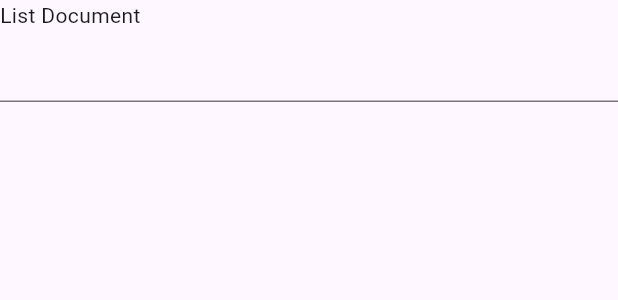
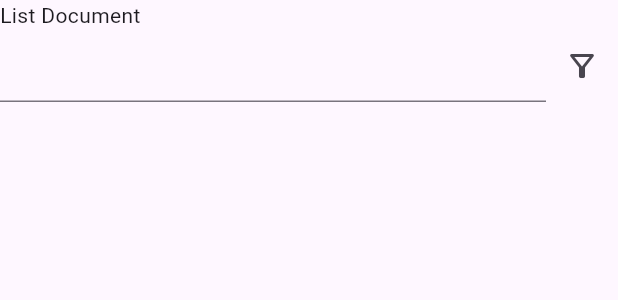
Before and after one commit to JAICHANGPARK/flutter_notebook_chapter_43, a Flutter app: the EmployeeDocumentsWidget widget shown alone on an empty page, opened directly, on a phone screen of 412 x 824 dp. Shown: the top 300 px of the screen. Run offline on Flutter 3.47's test engine with Material 3 defaults, Android fonts, the phone set to English and light mode, and no system bars; our stand-ins replace gap, hugeicons, percent_indicator.

Commit message:
Update employee_documents_widget.dart

```diff
--- a/lib/ep2178_employee_app/ui/employee_documents_widget.dart
+++ b/lib/ep2178_employee_app/ui/employee_documents_widget.dart
@@ -19,6 +19,15 @@ class _EmployeeDocumentsWidgetState extends State<EmployeeDocumentsWidget> {
             Expanded(
               child: TextField(),
             ),
+            Container(
+              decoration: BoxDecoration(
+                borderRadius: BorderRadius.circular(4),
+              ),
+              child: IconButton(
+                onPressed: () {},
+                icon: Icon(Icons.filter_alt_outlined),
+              ),
+            )
           ],
         )
       ],
```
